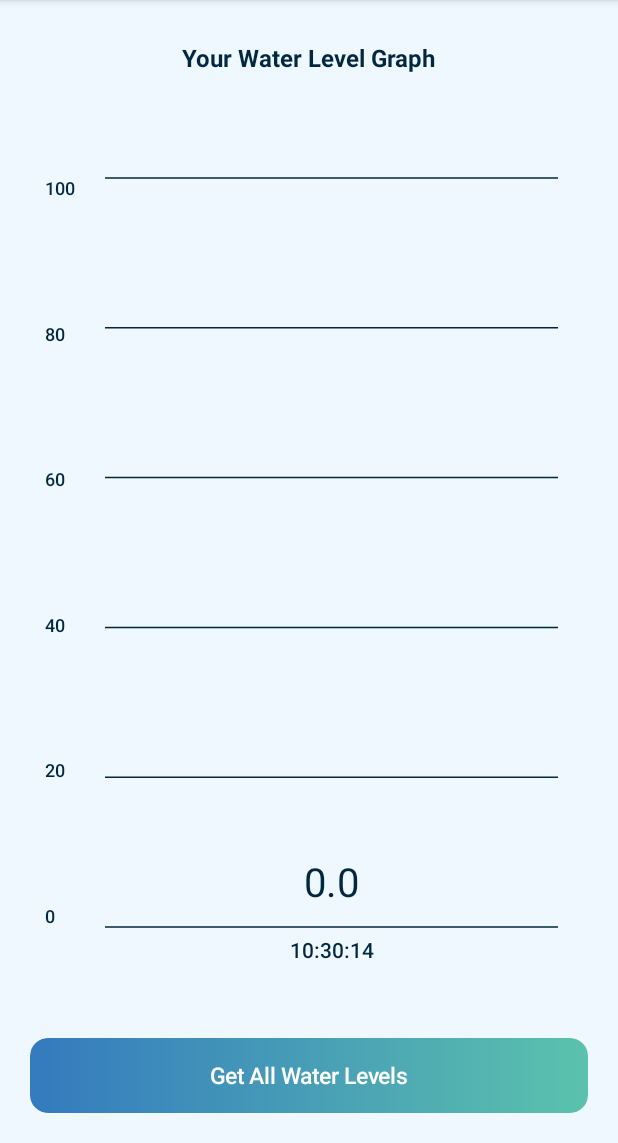
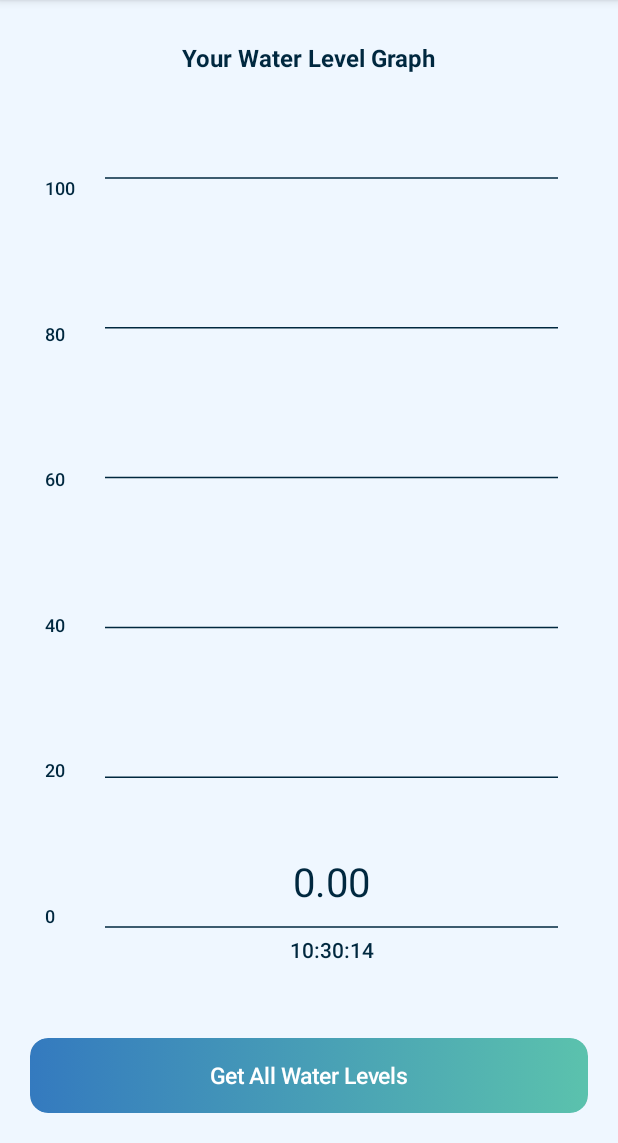
Before and after one commit to AmnaMansha/IOT_Project, an Android app built with Jetpack Compose: the CurentWaterLevelActivity screen opened directly, with no data from a screen before it, on a phone screen of 412 x 824 dp, the part 93-1236 px from its top. Run offline under Robolectric (Android 15) with nearby library versions, the phone set to English and light mode, and no system bars.

Commit message:
Update CurentWaterLevelActivity.kt

```diff
--- a/Android/SmartWaterManagement_Android/SmartWaterManagementSystem/app/src/main/java/com/example/smartwatermanagement/CurentWaterLevelActivity.kt
+++ b/Android/SmartWaterManagement_Android/SmartWaterManagementSystem/app/src/main/java/com/example/smartwatermanagement/CurentWaterLevelActivity.kt
@@ -43,7 +43,7 @@ import java.util.*
 class CurentWaterLevelActivity : ComponentActivity() {
 
 
-    private val BASE_URL = "http://192.168.43.241:8080"
+    private lateinit var BASE_URL: String
 
 
     val getAllWaterLevelService : ApiService by lazy {
@@ -58,6 +58,7 @@ class CurentWaterLevelActivity : ComponentActivity() {
     override fun onCreate(savedInstanceState: Bundle?) {
         super.onCreate(savedInstanceState)
 
+        BASE_URL = getString(R.string.ip_address)
         setContent {
             val context = LocalContext.current // Access the context for Toast
 
@@ -240,11 +241,12 @@ class CurentWaterLevelActivity : ComponentActivity() {
                         }
 
                         // Normalize water level (0.0 to 1.0)
+                        // Normalize water level (0.0 to 1.0)
                         val normalizedLevel = (waterLevel / 100.0).coerceIn(0.0, 1.0).toFloat()
                         val barWidth = size.width * 0.3f
                         val barHeight = size.height * normalizedLevel
 
-                        // Draw water level bar
+// Draw water level bar
                         drawRect(
                             color = Color(0xFF00283f),
                             topLeft = Offset(
@@ -254,19 +256,22 @@ class CurentWaterLevelActivity : ComponentActivity() {
                             size = Size(barWidth, barHeight)
                         )
 
-                        // Display exact water level
+// Display exact water level (with no rounding)
+// Display exact water level without any rounding
                         drawContext.canvas.nativeCanvas.apply {
+                            // Show value with 2 decimal places
                             drawText(
-                                String.format("%.1f", waterLevel),  // Format to display one decimal place
+                                String.format("%.2f", waterLevel),  // Ensure it prints exactly like 80.58
                                 size.width / 2,
                                 size.height - barHeight - 20.dp.toPx(),
                                 android.graphics.Paint().apply {
-                                    color = android.graphics.Color.parseColor("#00283F") // Replace with your desired color in HEX
+                                    color = android.graphics.Color.parseColor("#00283F")
                                     textSize = 40f
                                     textAlign = android.graphics.Paint.Align.CENTER
                                 }
                             )
                         }
+
                     }
 
                     // Level markers
```
